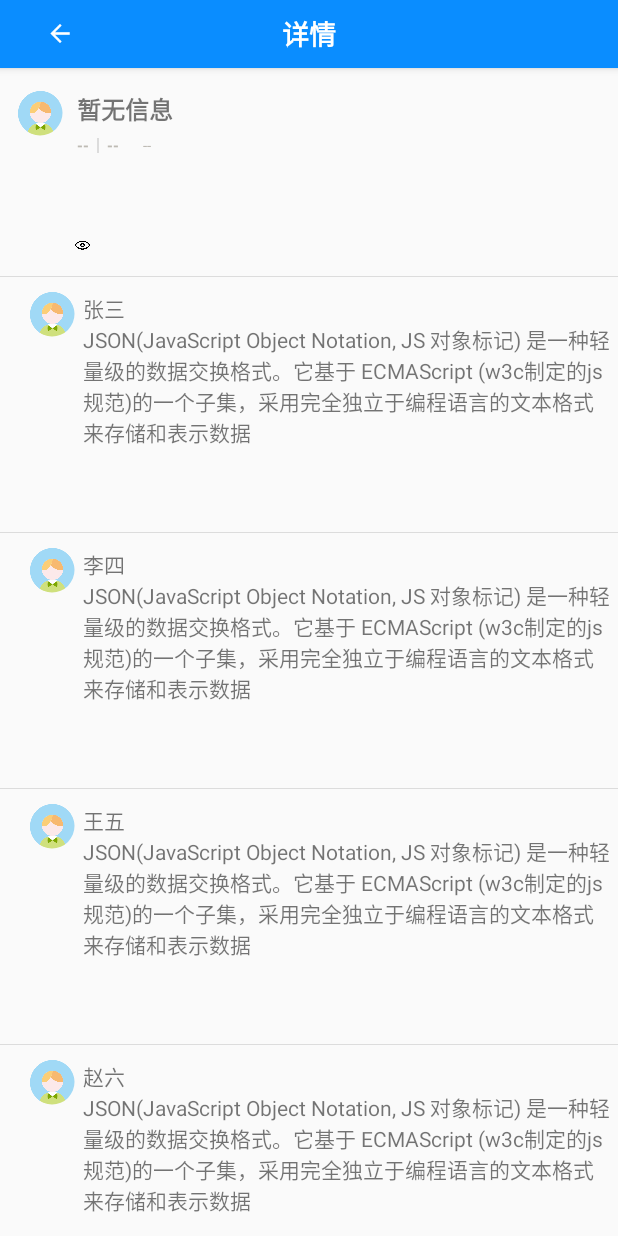
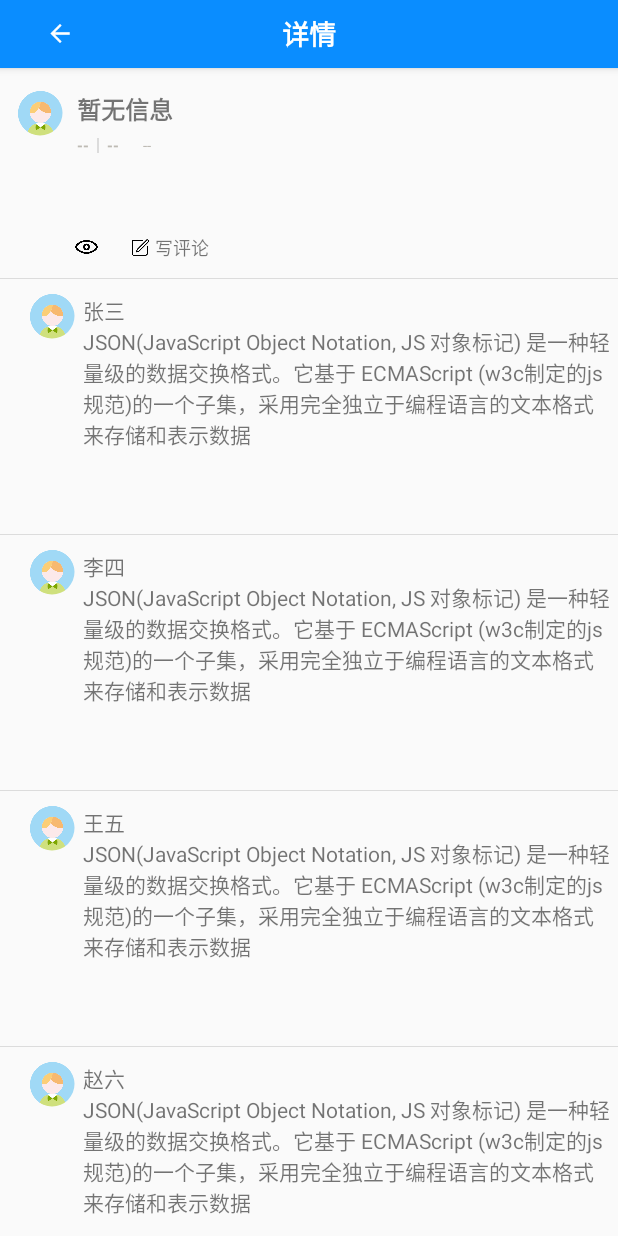
Before and after one commit to wconker/FangXue, an Android app: the NotifyInfo screen opened directly, with no data from a screen before it, on a phone screen of 412 x 824 dp. Run offline under Robolectric (Android 15) with nearby library versions, the phone set to English and light mode, and no system bars; our stand-ins replace ButterKnife, CircleImageView; libraries missing offline, so code that uses them is left out: com.foamtrace.photopicker, com.nostra13.universalimageloader, com.zhy.adapter, okhttp3.ws, rx.android.schedulers; pictures from the network do not load; 11 statements that could not run were skipped.

Commit message:
完善评论弹出

```diff
--- a/app/src/main/AndroidManifest.xml
+++ b/app/src/main/AndroidManifest.xml
@@ -114,7 +114,8 @@
         <activity
             android:name=".ui.Detail.NotifyInfo"
             android:screenOrientation="portrait"
-            android:windowSoftInputMode="adjustPan|stateHidden" />
+
+            android:windowSoftInputMode="adjustPan" />
         <activity android:name=".ui.Detail.ChildInfo" />
         <activity android:name=".ui.Pro.ShowBigImg" />
         <activity android:name=".ui.Detail.FeedBack" />
@@ -140,7 +141,6 @@
 
         <activity android:name=".ui.Us" />
         <activity android:name=".ui.Auth.Reg" />
-        <activity android:name=".ui.Detail.T_ImageLoad" />
         <activity android:name=".ui.Auth.Guide_Res" />
         <activity android:name=".ui.Detail.ReSetPwd"></activity>
     </application>
--- a/app/src/main/java/com/android/fangxue/ui/Center/ActivityCenter.java
+++ b/app/src/main/java/com/android/fangxue/ui/Center/ActivityCenter.java
@@ -121,7 +121,7 @@ public class ActivityCenter extends BaseActivity {
         });
 
         startService(new Intent(ActivityCenter.this, MyService.class));
-       // OnPiexMothed();
+        OnPiexMothed();
         //检查版本信息
         CheckoutVersion();
     }
--- a/app/src/main/java/com/android/fangxue/ui/Detail/NotifyInfo.java
+++ b/app/src/main/java/com/android/fangxue/ui/Detail/NotifyInfo.java
@@ -98,6 +98,8 @@ public class NotifyInfo extends BaseActivity implements MessageCallBack {
     RecyclerView reviewList;
     @Bind(R.id.gv_images)
     GridView gvImages;
+    @Bind(R.id.t2)
+    LinearLayout t2;
     private NotifyAdapater adapater;
     List<String> list = new ArrayList<>();
     Context contex = this;
@@ -142,7 +144,6 @@ public class NotifyInfo extends BaseActivity implements MessageCallBack {
                 return false;
             }
         });
-        dialog.show();
     }
 
     CommentDialog dialog;
@@ -211,11 +212,15 @@ public class NotifyInfo extends BaseActivity implements MessageCallBack {
 
     }
 
-    @OnClick({R.id.back_btn})
+    @OnClick({R.id.back_btn,R.id.t2})
     void Onclick(View v) {
         switch (v.getId()) {
             case R.id.back_btn:
                 this.finish();
+                break;
+                case R.id.t2:
+
+                    dialog.show();
                 break;
         }
     }
--- a/app/src/main/res/layout/comment_dialog_layout.xml
+++ b/app/src/main/res/layout/comment_dialog_layout.xml
@@ -1,7 +1,9 @@
 <?xml version="1.0" encoding="utf-8"?>
 <LinearLayout
     android:orientation="vertical"
-    xmlns:android="http://schemas.android.com/apk/res/android" android:layout_width="match_parent"
+    android:background="@color/gray_light4"
+    xmlns:android="http://schemas.android.com/apk/res/android"
+    android:layout_width="match_parent"
     android:layout_height="match_parent">
 
     <LinearLayout
@@ -36,7 +38,7 @@
         android:layout_marginLeft="10dp"
         android:layout_marginRight="10dp"
         android:layout_marginTop="10dp"
-
+        android:background="@color/white_80"
         android:gravity="left|top"
         android:hint="请输入评论内容"
         android:inputType="textMultiLine"
--- a/app/src/main/res/layout/ui_info_activity_notify_info.xml
+++ b/app/src/main/res/layout/ui_info_activity_notify_info.xml
@@ -4,9 +4,9 @@
     xmlns:tools="http://schemas.android.com/tools"
     android:layout_width="match_parent"
     android:layout_height="match_parent"
-    android:orientation="vertical"
     android:focusable="true"
     android:focusableInTouchMode="true"
+    android:orientation="vertical"
     tools:context="com.android.fangxue.ui.Detail.NotifyInfo">
 
     <include layout="@layout/layout_toolbar">
@@ -153,7 +153,7 @@
                     <GridView
                         android:id="@+id/gv_images"
                         android:layout_width="match_parent"
-                        android:layout_height="wrap_content"
+                        android:layout_height="1dp"
                         android:gravity="center"
                         android:horizontalSpacing="5dp"
                         android:numColumns="3"
@@ -180,8 +180,8 @@
                         android:orientation="horizontal">
 
                         <ImageView
-                            android:layout_width="10dp"
-                            android:layout_height="10dp"
+                            android:layout_width="15dp"
+                            android:layout_height="15dp"
                             android:layout_gravity="center"
                             android:src="@drawable/readcount" />
 
@@ -190,25 +190,27 @@
                             android:layout_width="wrap_content"
                             android:layout_height="match_parent"
                             android:layout_gravity="center"
-                            android:layout_marginLeft="2dp"
+                            android:layout_marginLeft="5dp"
                             android:gravity="center"
                             android:text=""
                             android:textSize="12dp" />
                     </LinearLayout>
+
 
                     <!--阅读人数 待启用-->
                     <LinearLayout
                         android:id="@+id/t2"
                         android:layout_width="wrap_content"
                         android:layout_height="match_parent"
-                        android:layout_marginLeft="10dp"
+                        android:layout_marginLeft="15dp"
                         android:layout_toRightOf="@+id/t1"
                         android:orientation="horizontal">
 
                         <ImageView
-                            android:layout_width="10dp"
-                            android:layout_height="10dp"
-                            android:layout_gravity="center" />
+                            android:layout_width="15dp"
+                            android:layout_height="15dp"
+                            android:layout_gravity="center"
+                            android:src="@drawable/command_icon" />
 
                         <TextView
                             android:id="@+id/releaser"
@@ -217,7 +219,7 @@
                             android:layout_gravity="center"
                             android:layout_marginLeft="2dp"
                             android:gravity="center"
-                            android:text=""
+                            android:text="写评论"
                             android:textSize="12dp" />
                     </LinearLayout>
 
--- a/app/src/main/res/layout/ui_note_note_list.xml
+++ b/app/src/main/res/layout/ui_note_note_list.xml
@@ -132,7 +132,7 @@
                     <ImageView
                         android:layout_width="18dp"
                         android:layout_height="18dp"
-                        android:src="@drawable/command" />
+                        android:src="@drawable/command_icon" />
 
                     <TextView
                         android:id="@+id/homework_detail_read"
--- a/app/src/main/res/values/colors.xml
+++ b/app/src/main/res/values/colors.xml
@@ -9,6 +9,7 @@
     <color name="brightRed">#d46458</color>
     <color name="brightgray">#e8e8e8</color>
     <color name="gray">#cccccc</color>
+    <color name="gray_light4">#f3f4f5</color>
     <color name="transparent">#0000</color>
     <color name="divider">#ffd2d2d2</color>
     <color name="sampleGray">#eeeeee</color>
--- a/app/src/main/res/values/styles.xml
+++ b/app/src/main/res/values/styles.xml
@@ -53,7 +53,7 @@
     </style>
     <style name="inputDialog" parent="@android:style/Theme.Holo.Light.Dialog">
 
-        <item name="android:windowBackground">@color/gray_80</item>
+        <item name="android:windowBackground">@color/white_80</item>
         <!--背景-->
         <item name="android:windowFrame">@null</item>
         <!--设置无边框-->
```
Also changed, not shown: app/src/main/res/drawable-hdpi/command_icon.png (added).
